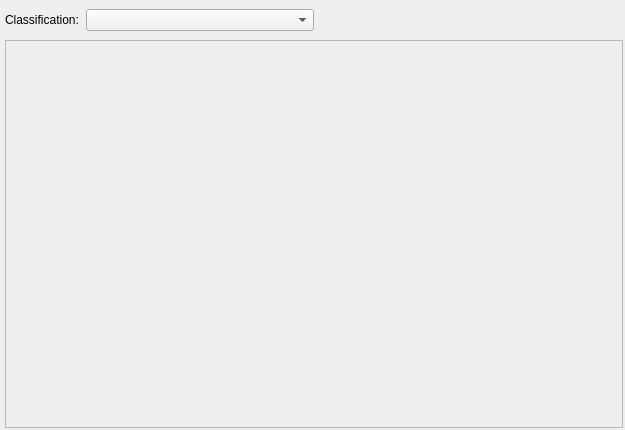
Before: the Qt Designer form src/MovieMator/ResourceDockGenerator/basedockwidget.ui in hansewu/MovieMator, drawn with Qt 5.
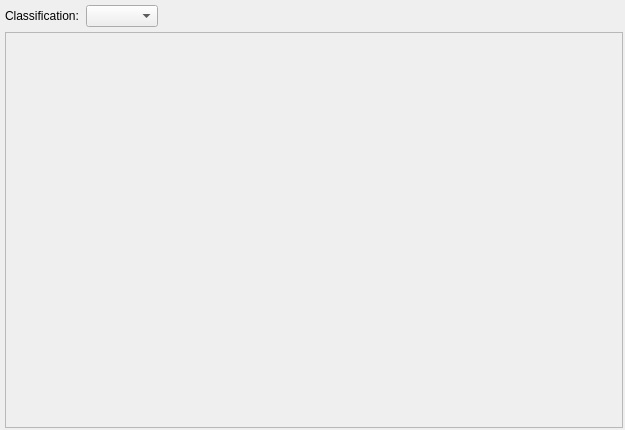
After: the same form once the commit is applied.

Commit message: The new dock interface title is blocked. #644

```diff
--- a/src/MovieMator/ResourceDockGenerator/basedockwidget.ui
+++ b/src/MovieMator/ResourceDockGenerator/basedockwidget.ui
@@ -55,15 +55,15 @@
            <bool>true</bool>
           </property>
           <property name="sizePolicy">
-           <sizepolicy hsizetype="Minimum" vsizetype="Fixed">
+           <sizepolicy hsizetype="Fixed" vsizetype="Fixed">
             <horstretch>0</horstretch>
             <verstretch>0</verstretch>
            </sizepolicy>
           </property>
           <property name="minimumSize">
            <size>
-            <width>30</width>
-            <height>30</height>
+            <width>0</width>
+            <height>0</height>
            </size>
           </property>
           <property name="text">
@@ -74,7 +74,7 @@
         <item>
          <widget class="QComboBox" name="comboBox_class">
           <property name="sizePolicy">
-           <sizepolicy hsizetype="Expanding" vsizetype="Fixed">
+           <sizepolicy hsizetype="Fixed" vsizetype="Fixed">
             <horstretch>0</horstretch>
             <verstretch>0</verstretch>
            </sizepolicy>
@@ -88,9 +88,12 @@
         <property name="orientation">
          <enum>Qt::Horizontal</enum>
         </property>
+        <property name="sizeType">
+         <enum>QSizePolicy::Expanding</enum>
+        </property>
         <property name="sizeHint" stdset="0">
          <size>
-          <width>40</width>
+          <width>10</width>
           <height>20</height>
          </size>
         </property>
@@ -109,7 +112,7 @@
          <x>0</x>
          <y>0</y>
          <width>616</width>
-         <height>363</height>
+         <height>361</height>
         </rect>
        </property>
        <layout class="QVBoxLayout" name="verticalLayout_scrollarea">
```
